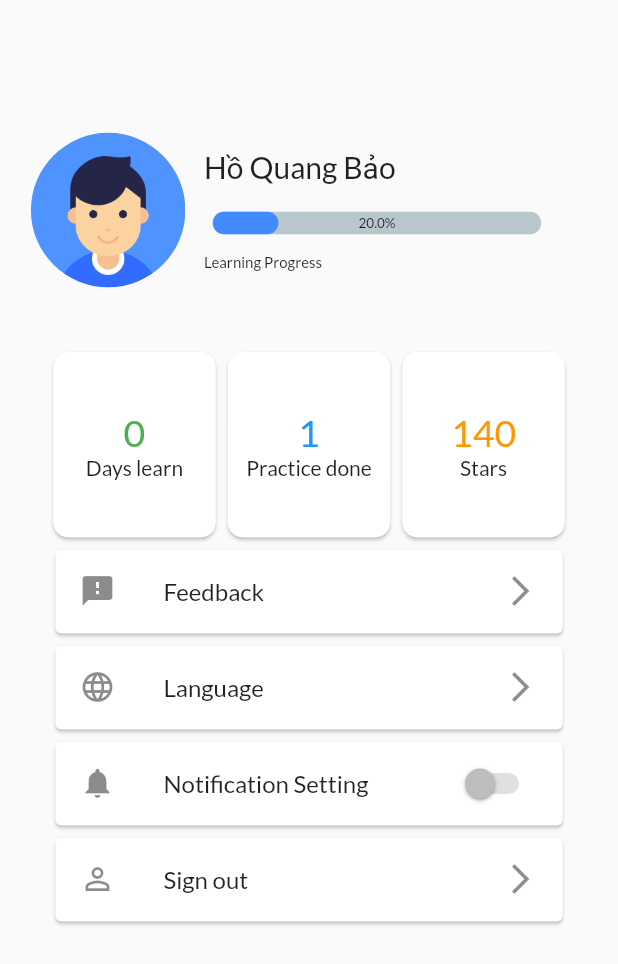
After one commit to nguynduyanh169/vietnamese_learning, a Flutter app: the ProfileScreen2 screen opened directly, on a phone screen of 412 x 824 dp. The commit adds this screen. Shown: the top 964 px of the screen. Run offline on Flutter 3.47's test engine with Material 2 defaults, Android fonts, the phone set to English and light mode, and no system bars; drawn by our look-alikes of percent_indicator; our stand-ins replace flutter_signin_button, flutter_svg, font_awesome_flutter, google_fonts, persistent_bottom_nav_bar.

Commit message:
EDIT PROFILE

```diff
--- a/lib/src/resources/login_page.dart
+++ b/lib/src/resources/login_page.dart
@@ -4,6 +4,7 @@ import 'package:flutter_signin_button/flutter_signin_button.dart';
 import 'package:vietnamese_learning/src/config/size_config.dart';
 import 'package:vietnamese_learning/src/resources/forgetpassword_screen.dart';
 import 'package:vietnamese_learning/src/resources/home_page.dart';
+import 'package:vietnamese_learning/src/resources/level_screen.dart';
 import 'package:vietnamese_learning/src/resources/signup_screen.dart';
 import 'package:vietnamese_learning/src/widgets/sign_in_button.dart';
 
--- /dev/null
+++ b/lib/src/resources/profile_screen2.dart
@@ -0,0 +1,205 @@
+import 'package:flutter/material.dart';
+import 'package:percent_indicator/linear_percent_indicator.dart';
+import 'package:vietnamese_learning/src/config/size_config.dart';
+
+class ProfileScreen2 extends StatefulWidget {
+  ProfileScreen2({Key key}) : super(key: key);
+
+  @override
+  _ProfileScreenState2 createState() => _ProfileScreenState2();
+}
+
+class _ProfileScreenState2 extends State<ProfileScreen2> {
+  @override
+  Widget build(BuildContext context) {
+    // TODO: implement build
+    SizeConfig().init(context);
+    return Scaffold(
+      body: Container(
+        padding: EdgeInsets.only(
+            left: SizeConfig.blockSizeHorizontal * 5,
+            right: SizeConfig.blockSizeHorizontal * 5),
+        child: Column(
+          children: <Widget>[
+            SizedBox(
+              height: SizeConfig.blockSizeVertical * 10,
+            ),
+            Row(
+              children: <Widget>[
+                Container(
+                    width: SizeConfig.blockSizeHorizontal * 25,
+                    height: SizeConfig.blockSizeVertical * 14,
+                    decoration: new BoxDecoration(
+                      shape: BoxShape.circle,
+                      image: new DecorationImage(
+                        image: new ExactAssetImage('assets/images/profile.png'),
+                        fit: BoxFit.cover,
+                      ),
+                    )),
+                SizedBox(
+                  width: SizeConfig.blockSizeHorizontal * 2,
+                ),
+                Container(
+                  child: Column(
+                      crossAxisAlignment: CrossAxisAlignment.start,
+                      mainAxisAlignment: MainAxisAlignment.start,
+                      children: <Widget>[
+                        Container(
+                          child: Text(
+                            "Hồ Quang Bảo",
+                            style: TextStyle(fontSize: 20),
+                          ),
+                          padding: EdgeInsets.only(
+                              left: SizeConfig.blockSizeHorizontal * 1),
+                        ),
+                        SizedBox(
+                          height: SizeConfig.blockSizeVertical * 2,
+                        ),
+                        Container(
+                          child: new LinearPercentIndicator(
+                            width: SizeConfig.blockSizeHorizontal * 58,
+                            animation: true,
+                            lineHeight: 15.0,
+                            animationDuration: 1000,
+                            percent: 0.2,
+                            center: Text(
+                              "20.0%",
+                              style: TextStyle(fontSize: 9),
+                            ),
+                            linearStrokeCap: LinearStrokeCap.roundAll,
+                            progressColor: Colors.blueAccent,
+                          ),
+                        ),
+                        SizedBox(
+                          height: SizeConfig.blockSizeVertical * 1.5,
+                        ),
+                        Container(
+                          child: Text(
+                            "Learning Progress",
+                            style: TextStyle(fontSize: 10),
+                          ),
+                          padding: EdgeInsets.only(
+                              left: SizeConfig.blockSizeHorizontal * 1),
+                        ),
+                      ]),
+                )
+              ],
+            ),
+            SizedBox(height: SizeConfig.blockSizeVertical * 4,),
+            Row(
+              mainAxisAlignment: MainAxisAlignment.center,
+              children: <Widget>[
+                Card(
+                  shape: RoundedRectangleBorder(
+                    borderRadius: BorderRadius.circular(10.0),
+                  ),
+                  child: InkWell(
+                    child: Container(
+                      width: SizeConfig.blockSizeHorizontal * 26.3,
+                      height: SizeConfig.blockSizeVertical * 15,
+                      child: Column(
+                        mainAxisAlignment: MainAxisAlignment.center,
+                        children: <Widget>[
+                          Text(
+                            "0",
+                            style: TextStyle(
+                                color: Colors.green, fontSize: 25),
+                          ),
+                          Text("Days learn")
+                        ],
+                      ),
+                    ),
+                  ),
+                ),
+                Card(
+                  shape: RoundedRectangleBorder(
+                    borderRadius: BorderRadius.circular(10.0),
+                  ),
+                  child: InkWell(
+                    child: Container(
+                      width: SizeConfig.blockSizeHorizontal * 26.3,
+                      height: SizeConfig.blockSizeVertical * 15,
+                      child: Column(
+                        mainAxisAlignment: MainAxisAlignment.center,
+                        children: <Widget>[
+                          Text(
+                            "1",
+                            style: TextStyle(
+                                color: Colors.blue, fontSize: 25),
+                          ),
+                          Text("Practice done")
+                        ],
+                      ),
+                    ),
+                  ),
+                ),
+                Card(
+                  shape: RoundedRectangleBorder(
+                    borderRadius: BorderRadius.circular(10.0),
+                  ),
+                  child: InkWell(
+                    child: Container(
+                      width: SizeConfig.blockSizeHorizontal * 26.3,
+                      height: SizeConfig.blockSizeVertical * 15,
+                      child: Column(
+                        mainAxisAlignment: MainAxisAlignment.center,
+                        children: <Widget>[
+                          Text(
+                            "140",
+                            style: TextStyle(
+                                color: Colors.orange, fontSize: 25),
+                          ),
+                          Text("Stars")
+                        ],
+                      ),
+                    ),
+                  ),
+                ),
+              ],
+            ),
+            Expanded(child: ListView(
+              children: <Widget>[
+                Container(
+                  child: Padding(
+                      padding: EdgeInsets.only(left: SizeConfig.blockSizeHorizontal * 3, right: SizeConfig.blockSizeHorizontal * 3),
+                      child: Container(
+                        width: SizeConfig.blockSizeHorizontal * 50,
+                        height: SizeConfig.blockSizeVertical * 50,
+                        child: Column(
+                          children: <Widget>[
+                            Card(
+                                child: ListTile(
+                                  leading: Icon(Icons.feedback),
+                                  title: Text("Feedback"),
+                                  trailing: Icon(Icons.arrow_forward_ios),
+                                )),
+                            Card(
+                                child: ListTile(
+                                  leading: Icon(Icons.language),
+                                  title: Text("Language"),
+                                  trailing: Icon(Icons.arrow_forward_ios),
+                                )),
+                            Card(
+                                child: ListTile(
+                                  leading: Icon(Icons.notifications),
+                                  title: Text("Notification Setting"),
+                                  trailing: Switch(value: false, onChanged: null),
+                                )),
+                            Card(
+                                child: ListTile(
+                                  leading: Icon(Icons.perm_identity),
+                                  title: Text("Sign out"),
+                                  trailing: Icon(Icons.arrow_forward_ios),
+                                )),
+                          ],
+                        ),
+                      )),
+                ),
+              ],
+            ),)
+          ],
+        ),
+      ),
+    );
+  }
+}
--- a/lib/src/widgets/category_card.dart
+++ b/lib/src/widgets/category_card.dart
@@ -38,7 +38,7 @@ class CategoryCard extends StatelessWidget {
           child: InkWell(
             onTap: press,
             child: Padding(
-              padding: const EdgeInsets.all(20.0),
+              padding: const EdgeInsets.only(left: 20, right: 20.0, top: 10, bottom: 0),
               child: Column(
                 children: <Widget>[
                   Container(
```
Also changed, not shown: lib/src/resources/home_page.dart (+2 -9 lines), lib/src/resources/level_screen.dart (added, +63 -0 lines), lib/src/resources/profile_screen.dart (+14 -9 lines), pubspec.lock.
